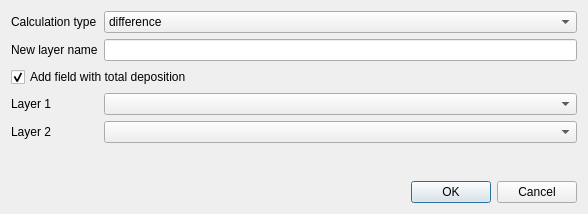
Qt form ImaerPlugin/relate_calc_results_dlg.ui (opengeogroep/AERIUS-QGIS-plugins) before a commit.
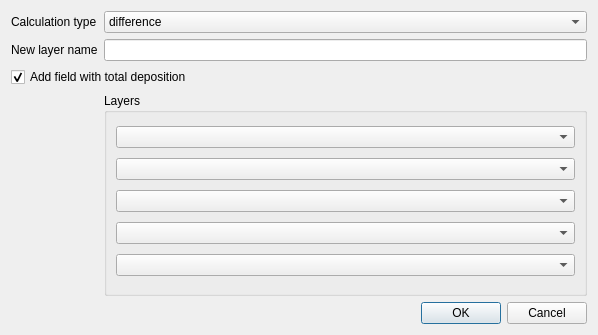
The same form after that commit. Custom widgets are drawn as their Qt base class.

Commit message: Relate Calculation Results on up to 5 layers

Patch:
```diff
--- a/ImaerPlugin/relate_calc_results_dlg.ui
+++ b/ImaerPlugin/relate_calc_results_dlg.ui
@@ -6,8 +6,8 @@
    <rect>
     <x>0</x>
     <y>0</y>
-    <width>588</width>
-    <height>214</height>
+    <width>598</width>
+    <height>335</height>
    </rect>
   </property>
   <property name="windowTitle">
@@ -15,8 +15,6 @@
   </property>
   <layout class="QVBoxLayout" name="verticalLayout_2">
    <item>
-    <layout class="QVBoxLayout" name="verticalLayout">
-     <item>
       <layout class="QFormLayout" name="formLayout_settings">
        <property name="horizontalSpacing">
         <number>6</number>
@@ -63,45 +61,6 @@
        <item row="1" column="1">
         <widget class="QLineEdit" name="edit_layer_name"/>
        </item>
-       <item row="4" column="1">
-        <widget class="QgsMapLayerComboBox" name="combo_layer2"/>
-       </item>
-       <item row="4" column="0">
-        <widget class="QLabel" name="label_layer2">
-         <property name="text">
-          <string>Layer 2</string>
-         </property>
-        </widget>
-       </item>
-       <item row="3" column="0">
-        <widget class="QLabel" name="label_layer1">
-         <property name="text">
-          <string>Layer 1</string>
-         </property>
-        </widget>
-       </item>
-       <item row="3" column="1">
-        <widget class="QgsMapLayerComboBox" name="combo_layer1">
-         <property name="sizePolicy">
-          <sizepolicy hsizetype="Ignored" vsizetype="Fixed">
-           <horstretch>0</horstretch>
-           <verstretch>0</verstretch>
-          </sizepolicy>
-         </property>
-         <property name="sizeIncrement">
-          <size>
-           <width>0</width>
-           <height>0</height>
-          </size>
-         </property>
-         <property name="baseSize">
-          <size>
-           <width>0</width>
-           <height>0</height>
-          </size>
-         </property>
-        </widget>
-       </item>
        <item row="2" column="0" colspan="2">
         <widget class="QCheckBox" name="checkBox_add_totals">
          <property name="sizeIncrement">
@@ -118,6 +77,39 @@
          </property>
         </widget>
        </item>
+     <item row="3" column="1">
+      <widget class="QGroupBox" name="groupBox_layers">
+       <property name="enabled">
+        <bool>true</bool>
+       </property>
+       <property name="sizePolicy">
+        <sizepolicy hsizetype="Preferred" vsizetype="Preferred">
+         <horstretch>0</horstretch>
+         <verstretch>1</verstretch>
+        </sizepolicy>
+       </property>
+       <property name="title">
+        <string>Layers</string>
+       </property>
+       <layout class="QVBoxLayout" name="verticalLayout_3">
+        <item>
+         <widget class="QgsMapLayerComboBox" name="combo_layer1"/>
+        </item>
+        <item>
+         <widget class="QgsMapLayerComboBox" name="combo_layer2"/>
+        </item>
+        <item>
+         <widget class="QgsMapLayerComboBox" name="combo_layer3"/>
+        </item>
+        <item>
+         <widget class="QgsMapLayerComboBox" name="combo_layer4"/>
+        </item>
+        <item>
+         <widget class="QgsMapLayerComboBox" name="combo_layer5"/>
+        </item>
+       </layout>
+      </widget>
+     </item>
       </layout>
      </item>
      <item>
@@ -129,8 +121,6 @@
         <set>QDialogButtonBox::Cancel|QDialogButtonBox::Ok</set>
        </property>
       </widget>
-     </item>
-    </layout>
    </item>
   </layout>
  </widget>
```
Lines whose indentation alone changed are shown as unchanged. The commit also changes 2 other files.
